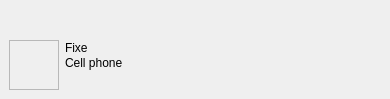
Old version of the form wengophone/src/presentation/qt/contactlist/userWidget.ui in the repository tkrotoff/WengoPhone.
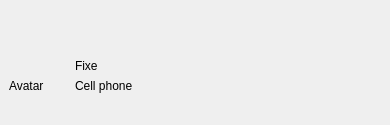
New version of the form. Icons and pictures are not drawn.

Patch:
```diff
--- a/wengophone/src/presentation/qt/contactlist/userWidget.ui
+++ b/wengophone/src/presentation/qt/contactlist/userWidget.ui
@@ -9,7 +9,7 @@
     <x>0</x>
     <y>0</y>
     <width>390</width>
-    <height>99</height>
+    <height>125</height>
    </rect>
   </property>
   <property name="windowTitle" >
@@ -41,37 +41,6 @@
      </property>
     </widget>
    </item>
-   <item row="1" column="0" >
-    <widget class="QFrame" name="avatarFrame" >
-     <property name="minimumSize" >
-      <size>
-       <width>50</width>
-       <height>50</height>
-      </size>
-     </property>
-     <property name="maximumSize" >
-      <size>
-       <width>50</width>
-       <height>50</height>
-      </size>
-     </property>
-     <property name="cursor" >
-      <cursor>0</cursor>
-     </property>
-     <property name="toolTip" >
-      <string>I'm a penguin !!!!</string>
-     </property>
-     <property name="autoFillBackground" >
-      <bool>true</bool>
-     </property>
-     <property name="frameShape" >
-      <enum>QFrame::StyledPanel</enum>
-     </property>
-     <property name="frameShadow" >
-      <enum>QFrame::Raised</enum>
-     </property>
-    </widget>
-   </item>
    <item row="1" column="1" >
     <layout class="QVBoxLayout" >
      <property name="margin" >
@@ -154,6 +123,27 @@
      </item>
     </layout>
    </item>
+   <item row="1" column="0" >
+    <widget class="QLabel" name="avatarLabel" >
+     <property name="sizePolicy" >
+      <sizepolicy>
+       <hsizetype>0</hsizetype>
+       <vsizetype>0</vsizetype>
+       <horstretch>0</horstretch>
+       <verstretch>7</verstretch>
+      </sizepolicy>
+     </property>
+     <property name="minimumSize" >
+      <size>
+       <width>60</width>
+       <height>60</height>
+      </size>
+     </property>
+     <property name="text" >
+      <string>Avatar</string>
+     </property>
+    </widget>
+   </item>
   </layout>
  </widget>
  <pixmapfunction></pixmapfunction>
```
Left out of the diff: 2 changed lines with no effect on the pictures.
